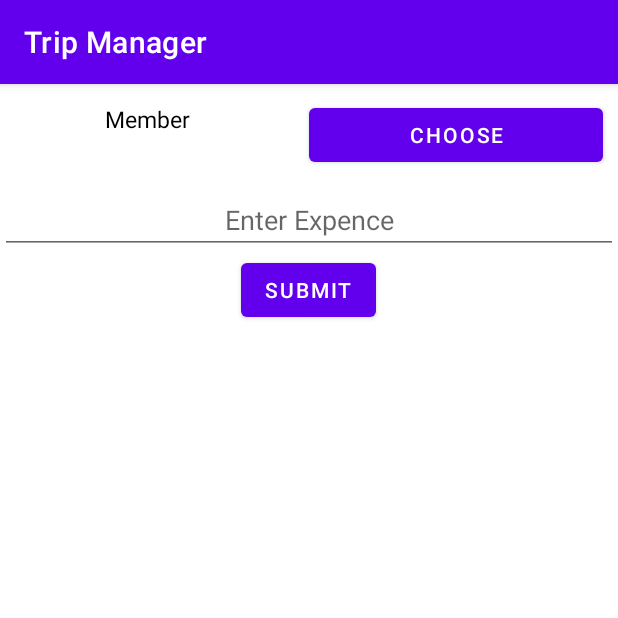
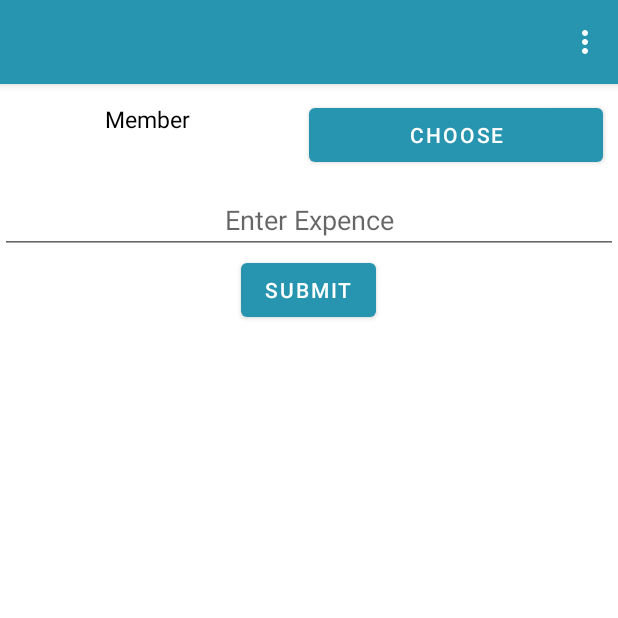
Before and after one commit to Shivansh-khare/Trip_manager, an Android app: the Member_Acitivity screen opened directly, with no data from a screen before it, after a tap on "ADD NEW EXPENCE", on a phone screen of 412 x 824 dp, the top half of it. Run offline under Robolectric (Android 15) with nearby library versions, the phone set to English and light mode, and no system bars.

Commit message:
end trip color added

```diff
--- a/app/src/main/java/com/example/tripmanager/MainActivity.java
+++ b/app/src/main/java/com/example/tripmanager/MainActivity.java
@@ -84,6 +84,7 @@ public class MainActivity extends AppCompatActivity implements TripAdapter.oncli
                     myAdapter.notifyDataSetChanged();
                     manager.beginTransaction().hide(manager.findFragmentById(R.id.fragment)).commit();
                     btn_trip.setVisibility(View.VISIBLE);
+                    etName.setText("");
                 }
             }
         });
--- a/app/src/main/java/com/example/tripmanager/Member_Acitivity.java
+++ b/app/src/main/java/com/example/tripmanager/Member_Acitivity.java
@@ -1,5 +1,7 @@
 package com.example.tripmanager;
 
+import androidx.annotation.NonNull;
+import androidx.appcompat.app.ActionBar;
 import androidx.appcompat.app.AppCompatActivity;
 import androidx.fragment.app.FragmentManager;
 import androidx.recyclerview.widget.LinearLayoutManager;
@@ -8,6 +10,9 @@ import androidx.recyclerview.widget.RecyclerView;
 import android.content.Intent;
 import android.content.SharedPreferences;
 import android.os.Bundle;
+import android.view.Menu;
+import android.view.MenuInflater;
+import android.view.MenuItem;
 import android.view.View;
 import android.widget.Button;
 import android.widget.EditText;
@@ -50,6 +55,10 @@ public class Member_Acitivity extends AppCompatActivity implements TripAdapter.o
         etexp=findViewById(R.id.et_exp);
         rv_check=false;
 
+
+        ActionBar actionBar = getSupportActionBar();
+        actionBar.setTitle(name);
+        actionBar.setDisplayShowTitleEnabled(true);
 
         FragmentManager manager = getSupportFragmentManager();
         manager.beginTransaction().hide(manager.findFragmentById(R.id.frag)).hide(manager.findFragmentById(R.id.fragment2)).commit();
@@ -97,6 +106,8 @@ public class Member_Acitivity extends AppCompatActivity implements TripAdapter.o
                     editor.apply();
                     myAdapter.notifyDataSetChanged();
                     manager.beginTransaction().hide(manager.findFragmentById(R.id.frag)).commit();
+                    etName.setText("");
+                    etPrice.setText("");
                     btn_trip.setVisibility(View.VISIBLE);
                     btn_expnce.setVisibility(View.VISIBLE);
                 }
@@ -126,6 +137,7 @@ public class Member_Acitivity extends AppCompatActivity implements TripAdapter.o
                     editor.apply();
                     manager.beginTransaction().hide(manager.findFragmentById(R.id.fragment2)).commit();
                     tv_name.setText("XYZ");
+                    etexp.setText("");
                     btn_trip.setVisibility(View.VISIBLE);
                     btn_exp_choose.setVisibility(View.VISIBLE);
                     btn_expnce.setVisibility(View.VISIBLE);
@@ -156,4 +168,24 @@ public class Member_Acitivity extends AppCompatActivity implements TripAdapter.o
             Toast.makeText(this,"given Money :"+preferences.getInt(name+"@"+x.get(i),0),Toast.LENGTH_SHORT).show();
         }
     }
+
+    @Override
+    public boolean onOptionsItemSelected(@NonNull MenuItem item) {
+        SharedPreferences preferences = getSharedPreferences(s,MODE_PRIVATE);
+        Set<String> trip;
+        trip = preferences.getStringSet("trips",set);
+        trip.remove(name);
+        preferences.edit().putStringSet("trips",trip).apply();
+        Intent intent = new Intent(this, End_trip.class);
+        intent.putExtra("name",name);
+        startActivity(intent);
+        return super.onOptionsItemSelected(item);
+    }
+
+    @Override
+    public boolean onCreateOptionsMenu(Menu menu) {
+        MenuInflater inflater = getMenuInflater();
+        inflater.inflate(R.menu.main,menu);
+        return super.onCreateOptionsMenu(menu);
+    }
 }
--- a/app/src/main/res/layout/activity_member__acitivity.xml
+++ b/app/src/main/res/layout/activity_member__acitivity.xml
@@ -38,7 +38,7 @@
             android:id="@+id/button2"
             android:layout_width="wrap_content"
             android:layout_gravity="center_horizontal"
-            android:layout_height="wrap_content"
+            android:layout_height="match_parent"
             android:layout_margin="10dp"
             android:layout_weight="1"
             android:text="ADD NEW Expence" />
@@ -46,7 +46,7 @@
             android:id="@+id/button3"
             android:layout_width="wrap_content"
             android:layout_gravity="center_horizontal"
-            android:layout_height="wrap_content"
+            android:layout_height="match_parent"
             android:layout_weight="1"
             android:layout_margin="10dp"
             android:text="ADD NEW MEMBER" />
--- /dev/null
+++ b/app/src/main/res/menu/main.xml
@@ -0,0 +1,8 @@
+<?xml version="1.0" encoding="utf-8"?>
+<menu xmlns:app="http://schemas.android.com/apk/res-auto"
+    xmlns:android="http://schemas.android.com/apk/res/android">
+
+    <item android:title="End Trip"
+        android:id="@+id/end_trp"
+        android:icon="@drawable/ic_baseline_leave_bags_at_home_24"/>
+</menu>
--- a/app/src/main/res/values/colors.xml
+++ b/app/src/main/res/values/colors.xml
@@ -1,10 +1,12 @@
 <?xml version="1.0" encoding="utf-8"?>
 <resources>
-    <color name="purple_200">#FFBB86FC</color>
-    <color name="purple_500">#FF6200EE</color>
-    <color name="purple_700">#FF3700B3</color>
+    <color name="purple_200">#45CEE1</color>
+    <color name="purple_500">#2795AF</color>
+    <color name="purple_700">#164B55</color>
     <color name="teal_200">#FF03DAC5</color>
     <color name="teal_700">#FF018786</color>
     <color name="black">#FF000000</color>
     <color name="white">#FFFFFFFF</color>
+    <color name="Red">#FF0000</color>
+    <color name="Green">#00FF00</color>
 </resources>
```
Also changed, not shown: app/src/main/AndroidManifest.xml (+6 -2 lines).
